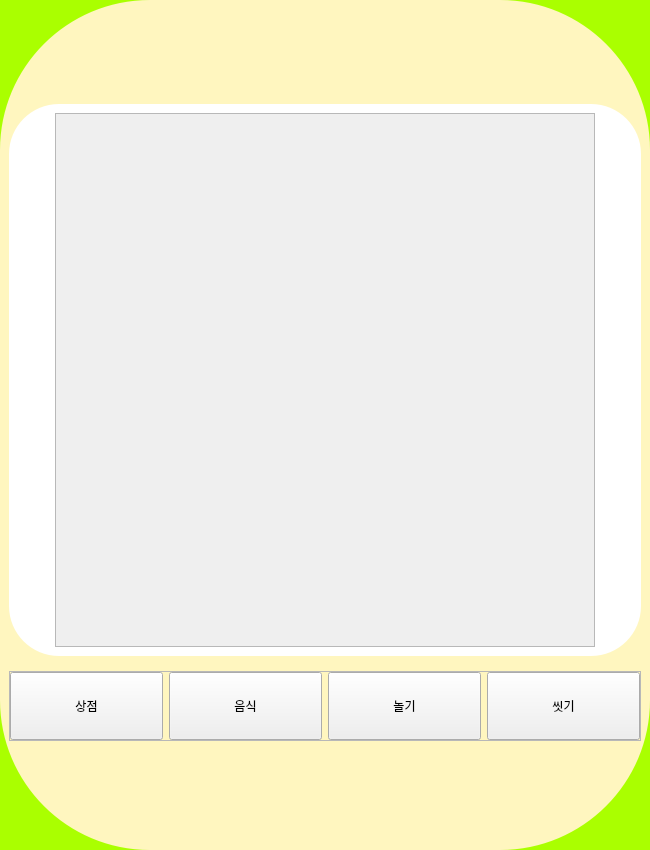
Qt form code/front/ui/main_widget_damagochi_ver2.ui (lee991229/damagochi_ver2) before a commit.
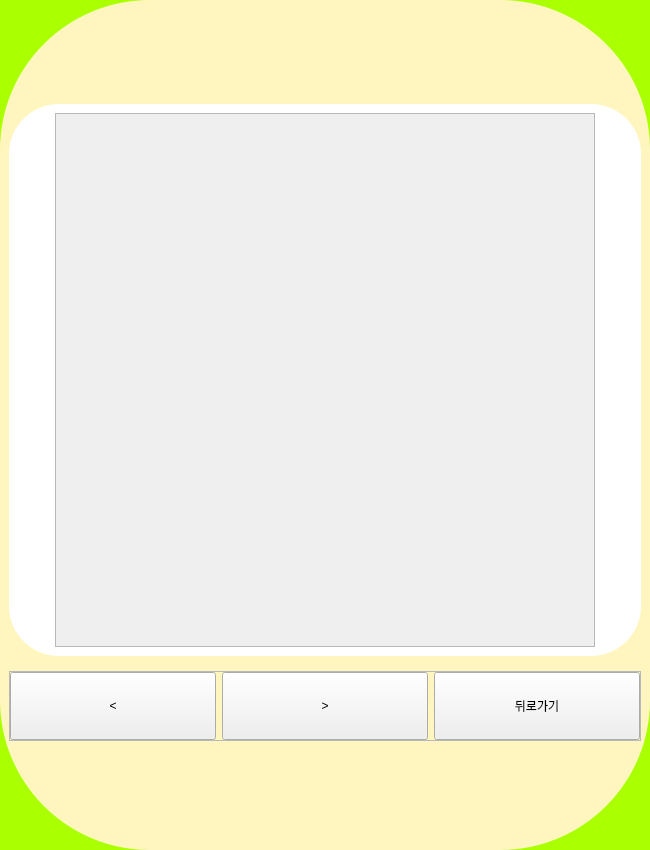
The same form after that commit. The open tabs and pages were chosen to show the change. Icons and pictures are not drawn.

Commit message: 20:00 메뉴 다이얼로그 띄우기 상점에 위젯넣기 로그인시 캐릭터 정보 불러오기 등

What changed in the file:
```diff
--- a/code/front/ui/main_widget_damagochi_ver2.ui
+++ b/code/front/ui/main_widget_damagochi_ver2.ui
@@ -1532,19 +1532,6 @@
              <property name="bottomMargin">
               <number>0</number>
              </property>
-             <item>
-              <widget class="QPushButton" name="btn_shop_2">
-               <property name="sizePolicy">
-                <sizepolicy hsizetype="Minimum" vsizetype="Preferred">
-                 <horstretch>0</horstretch>
-                 <verstretch>0</verstretch>
-                </sizepolicy>
-               </property>
-               <property name="text">
-                <string>상점</string>
-               </property>
-              </widget>
-             </item>
              <item>
               <widget class="QPushButton" name="pushButton_10">
                <property name="sizePolicy">
@@ -1554,7 +1541,7 @@
                 </sizepolicy>
                </property>
                <property name="text">
-                <string>음식</string>
+                <string>&lt;</string>
                </property>
               </widget>
              </item>
@@ -1567,7 +1554,7 @@
                 </sizepolicy>
                </property>
                <property name="text">
-                <string>놀기</string>
+                <string>&gt;</string>
                </property>
               </widget>
              </item>
@@ -1580,7 +1567,7 @@
                 </sizepolicy>
                </property>
                <property name="text">
-                <string>씻기</string>
+                <string>뒤로가기</string>
                </property>
               </widget>
              </item>
```
Left out of the diff: 2 changed lines with no effect on the pictures. The commit also changes 16 other files.
